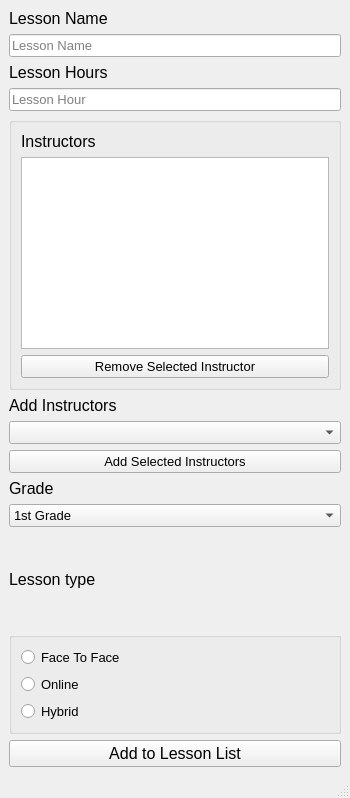
Berkay-Ates/yoneylem, file view_ui_files/add_lesson.ui: the form before one commit.
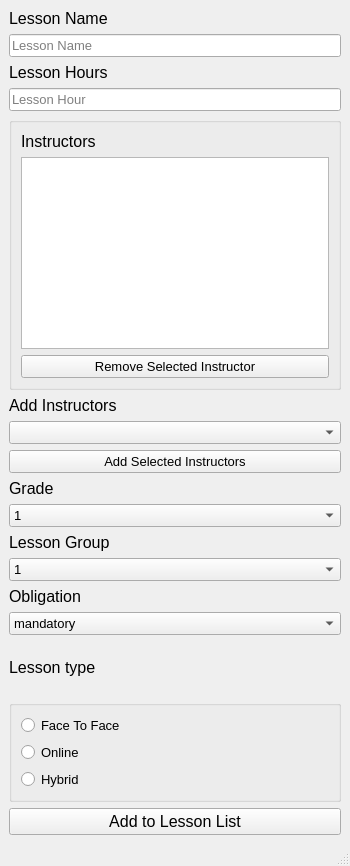
The form after the commit.

Commit message: feat: add placeholder text to input fields and update lesson data structure

Patch:
```diff
--- a/view_ui_files/add_lesson.ui
+++ b/view_ui_files/add_lesson.ui
@@ -7,7 +7,7 @@
     <x>0</x>
     <y>0</y>
     <width>350</width>
-    <height>798</height>
+    <height>866</height>
    </rect>
   </property>
   <property name="windowTitle">
@@ -190,7 +190,7 @@
           </property>
           <item>
            <property name="text">
-            <string>1st Grade</string>
+            <string>1</string>
            </property>
           </item>
           <item>
@@ -205,7 +205,79 @@
           </item>
           <item>
            <property name="text">
-            <string>4th Grade</string>
+            <string>4</string>
+           </property>
+          </item>
+         </widget>
+        </item>
+        <item>
+         <widget class="QLabel" name="label_7">
+          <property name="font">
+           <font>
+            <pointsize>12</pointsize>
+           </font>
+          </property>
+          <property name="text">
+           <string>Lesson Group</string>
+          </property>
+         </widget>
+        </item>
+        <item>
+         <widget class="QComboBox" name="comboBox_lesson_group">
+          <property name="font">
+           <font>
+            <pointsize>10</pointsize>
+           </font>
+          </property>
+          <item>
+           <property name="text">
+            <string>1</string>
+           </property>
+          </item>
+          <item>
+           <property name="text">
+            <string>2</string>
+           </property>
+          </item>
+          <item>
+           <property name="text">
+            <string>3</string>
+           </property>
+          </item>
+          <item>
+           <property name="text">
+            <string>4</string>
+           </property>
+          </item>
+         </widget>
+        </item>
+        <item>
+         <widget class="QLabel" name="label_8">
+          <property name="font">
+           <font>
+            <pointsize>12</pointsize>
+           </font>
+          </property>
+          <property name="text">
+           <string>Obligation</string>
+          </property>
+         </widget>
+        </item>
+        <item>
+         <widget class="QComboBox" name="comboBox_obligation">
+          <property name="font">
+           <font>
+            <pointsize>10</pointsize>
+           </font>
+          </property>
+          <item>
+           <property name="text">
+            <string>mandatory</string>
+           </property>
+          </item>
+          <item>
+           <property name="text">
+            <string>elective</string>
            </property>
           </item>
          </widget>
```
Left out of the diff: 4 changed lines with no effect on the pictures. The commit also changes 11 other files.
